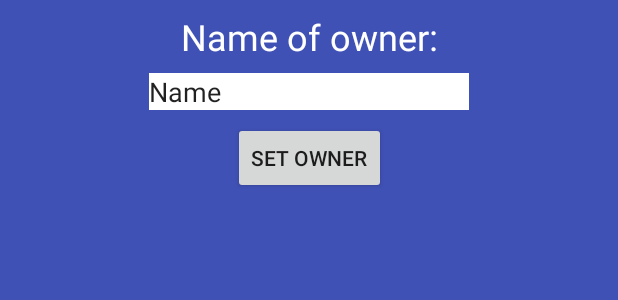
After one commit to gummangummangumman/NameLearnerAppThing, an Android app: the layout activity_create_owner.xml on its own in the app's theme, with its tools: preview values and no code run, on a phone screen of 412 x 824 dp. The commit adds this screen. Shown: the top 300 px of the screen. Run offline under Robolectric (Android 15) with nearby library versions, the phone set to English and light mode, and no system bars.

Commit message:
Sjekker for navn

```diff
--- a/app/src/main/AndroidManifest.xml
+++ b/app/src/main/AndroidManifest.xml
@@ -39,12 +39,14 @@
                 android:name="android.support.MainActivity"
                 android:value="hotboys69.dat153.nameapp.MainActivity" />
         </activity>
-        <activity android:name=".AddPersonActivity"
+        <activity
+            android:name=".AddPersonActivity"
             android:parentActivityName=".MainActivity">
             <meta-data
                 android:name="android.support.MainActivity"
                 android:value="hotboys69.dat153.nameapp.MainActivity" />
         </activity>
+        <activity android:name=".activity_create_owner"></activity>
     </application>
 
 </manifest>
--- /dev/null
+++ b/app/src/main/res/layout/activity_create_owner.xml
@@ -0,0 +1,50 @@
+<?xml version="1.0" encoding="utf-8"?>
+<android.support.constraint.ConstraintLayout xmlns:android="http://schemas.android.com/apk/res/android"
+    xmlns:app="http://schemas.android.com/apk/res-auto"
+    xmlns:tools="http://schemas.android.com/tools"
+    android:layout_width="match_parent"
+    android:layout_height="match_parent"
+    android:background="@color/colorPrimary"
+    tools:context="hotboys69.dat153.nameapp.activity_create_owner">
+
+    <TextView
+        android:id="@+id/textView2"
+        android:layout_width="wrap_content"
+        android:layout_height="wrap_content"
+        android:layout_marginEnd="8dp"
+        android:layout_marginStart="8dp"
+        android:layout_marginTop="8dp"
+        android:text="Name of owner:"
+        android:textColor="@android:color/white"
+        android:textSize="24sp"
+        app:layout_constraintEnd_toEndOf="parent"
+        app:layout_constraintStart_toStartOf="parent"
+        app:layout_constraintTop_toTopOf="parent" />
+
+    <EditText
+        android:id="@+id/name"
+        android:layout_width="wrap_content"
+        android:layout_height="wrap_content"
+        android:layout_marginEnd="8dp"
+        android:layout_marginStart="8dp"
+        android:layout_marginTop="8dp"
+        android:background="@android:color/white"
+        android:ems="10"
+        android:inputType="textPersonName"
+        android:text="Name"
+        app:layout_constraintEnd_toEndOf="parent"
+        app:layout_constraintStart_toStartOf="parent"
+        app:layout_constraintTop_toBottomOf="@+id/textView2" />
+
+    <Button
+        android:id="@+id/set_owner_btn"
+        android:layout_width="wrap_content"
+        android:layout_height="wrap_content"
+        android:layout_marginEnd="8dp"
+        android:layout_marginStart="8dp"
+        android:layout_marginTop="8dp"
+        android:text="Set owner"
+        app:layout_constraintEnd_toEndOf="parent"
+        app:layout_constraintStart_toStartOf="parent"
+        app:layout_constraintTop_toBottomOf="@+id/name" />
+</android.support.constraint.ConstraintLayout>
--- /dev/null
+++ b/app/src/main/res/values/dimens.xml
@@ -0,0 +1,3 @@
+<resources>
+    <dimen name="fab_margin">16dp</dimen>
+</resources>
--- a/app/src/main/res/values/strings.xml
+++ b/app/src/main/res/values/strings.xml
@@ -13,4 +13,5 @@
         <item>Jonas</item>
         <item>Trygve</item>
     </string-array>
+    <string name="title_activity_create_owner">activity_create_owner</string>
 </resources>
```
Also changed, not shown: app/src/main/java/hotboys69/dat153/nameapp/MainActivity.java (+12 -2 lines), app/src/main/java/hotboys69/dat153/nameapp/activity_create_owner.java (added, +38 -0 lines), app/src/main/res/values/styles.xml (+9 -0 lines).
